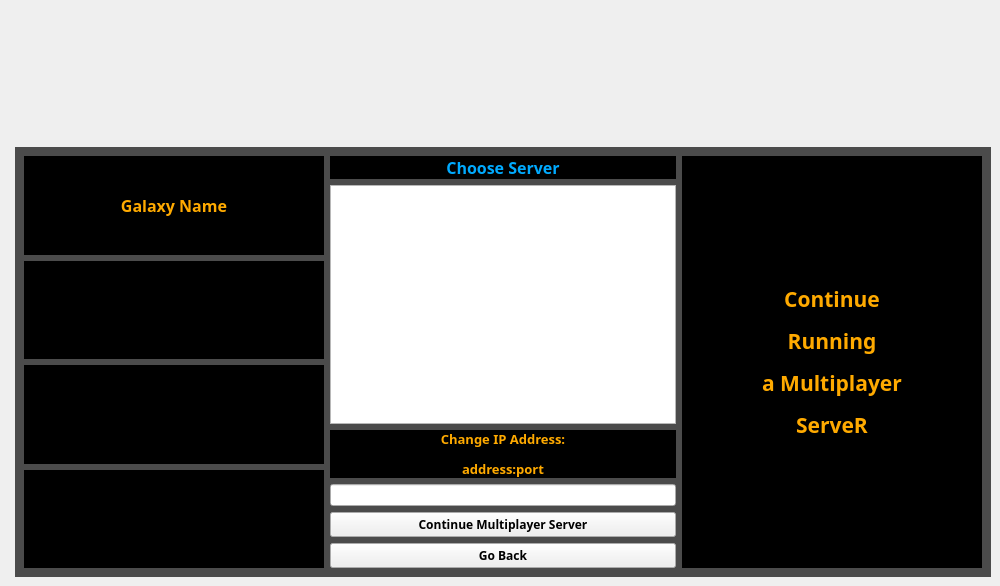
colshag/play-cosmica, file Client/design.ui: the form before one commit.
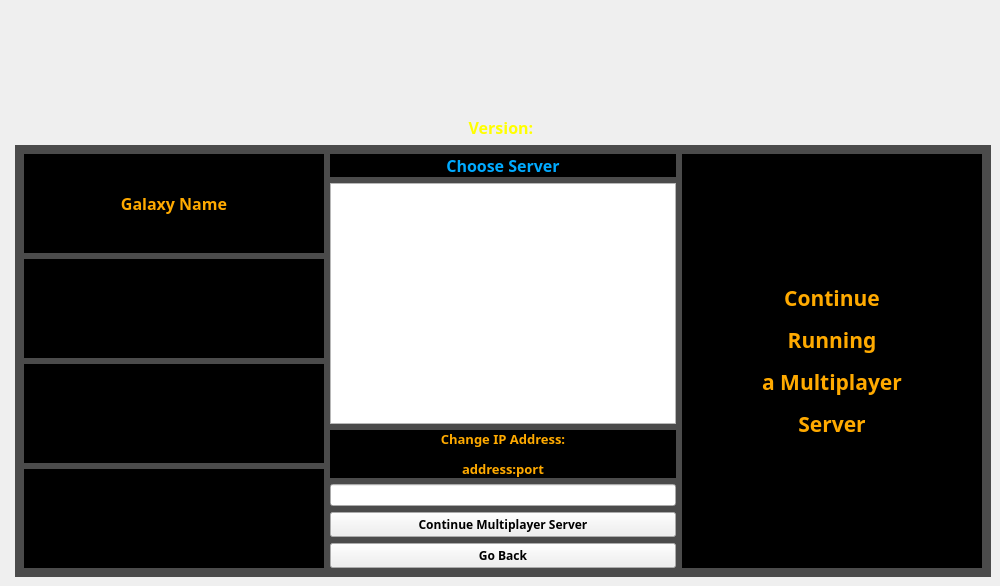
The form after the commit. The open tabs and pages were chosen to show the change. Icons and pictures are not drawn.

```diff
--- a/Client/design.ui
+++ b/Client/design.ui
@@ -54,7 +54,7 @@
     <property name="fieldGrowthPolicy">
      <enum>QFormLayout::AllNonFixedFieldsGrow</enum>
     </property>
-    <item row="2" column="1">
+    <item row="3" column="1">
      <widget class="QStackedWidget" name="mainMenu">
       <property name="minimumSize">
        <size>
@@ -1304,7 +1304,7 @@
            <string notr="true">background-color: rgb(0, 0, 0);</string>
           </property>
           <property name="text">
-           <string>&lt;html&gt;&lt;head/&gt;&lt;body&gt;&lt;p align=&quot;center&quot;&gt;&lt;span style=&quot; color:#ffaa00;&quot;&gt;Continue&lt;/span&gt;&lt;/p&gt;&lt;p align=&quot;center&quot;&gt;&lt;span style=&quot; color:#ffaa00;&quot;&gt;Running&lt;/span&gt;&lt;/p&gt;&lt;p align=&quot;center&quot;&gt;&lt;span style=&quot; color:#ffaa00;&quot;&gt;a Multiplayer&lt;/span&gt;&lt;/p&gt;&lt;p align=&quot;center&quot;&gt;&lt;span style=&quot; color:#ffaa00;&quot;&gt;ServeR&lt;/span&gt;&lt;/p&gt;&lt;/body&gt;&lt;/html&gt;</string>
+           <string>&lt;html&gt;&lt;head/&gt;&lt;body&gt;&lt;p align=&quot;center&quot;&gt;&lt;span style=&quot; color:#ffaa00;&quot;&gt;Continue&lt;/span&gt;&lt;/p&gt;&lt;p align=&quot;center&quot;&gt;&lt;span style=&quot; color:#ffaa00;&quot;&gt;Running&lt;/span&gt;&lt;/p&gt;&lt;p align=&quot;center&quot;&gt;&lt;span style=&quot; color:#ffaa00;&quot;&gt;a Multiplayer&lt;/span&gt;&lt;/p&gt;&lt;p align=&quot;center&quot;&gt;&lt;span style=&quot; color:#ffaa00;&quot;&gt;Server&lt;/span&gt;&lt;/p&gt;&lt;/body&gt;&lt;/html&gt;</string>
           </property>
          </widget>
         </item>
@@ -1317,7 +1317,7 @@
       <property name="font">
        <font>
         <family>Arial Black</family>
-        <pointsize>36</pointsize>
+        <pointsize>28</pointsize>
         <weight>75</weight>
         <bold>true</bold>
        </font>
@@ -1327,6 +1327,21 @@
       </property>
      </widget>
     </item>
+    <item row="2" column="1">
+     <widget class="QLabel" name="lblVersion">
+      <property name="font">
+       <font>
+        <family>Arial Black</family>
+        <pointsize>12</pointsize>
+        <weight>75</weight>
+        <bold>true</bold>
+       </font>
+      </property>
+      <property name="text">
+       <string>&lt;html&gt;&lt;head/&gt;&lt;body&gt;&lt;p align=&quot;center&quot;&gt;&lt;span style=&quot; color:#ffff00;&quot;&gt;Version: &lt;/span&gt;&lt;/p&gt;&lt;/body&gt;&lt;/html&gt;</string>
+      </property>
+     </widget>
+    </item>
    </layout>
   </widget>
  </widget>
```
